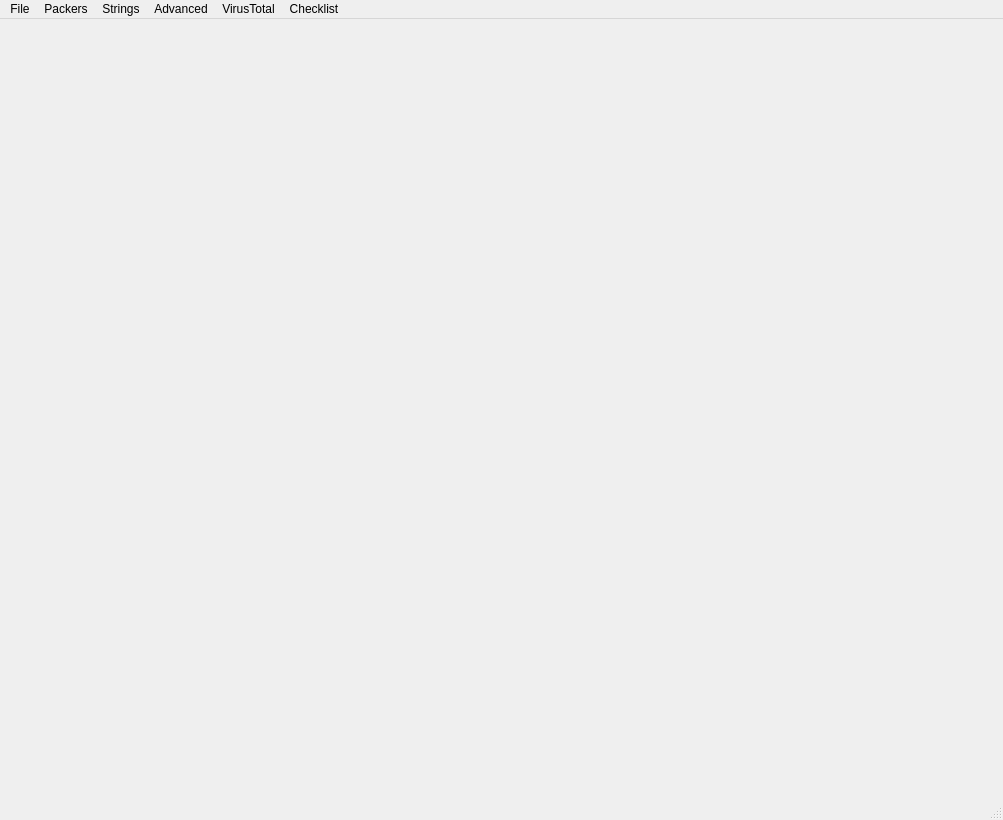
This is mainwindow.ui in briantobin256/Static-File-Analysis-Tool as Qt 5 draws it before an edit. The edited form follows.
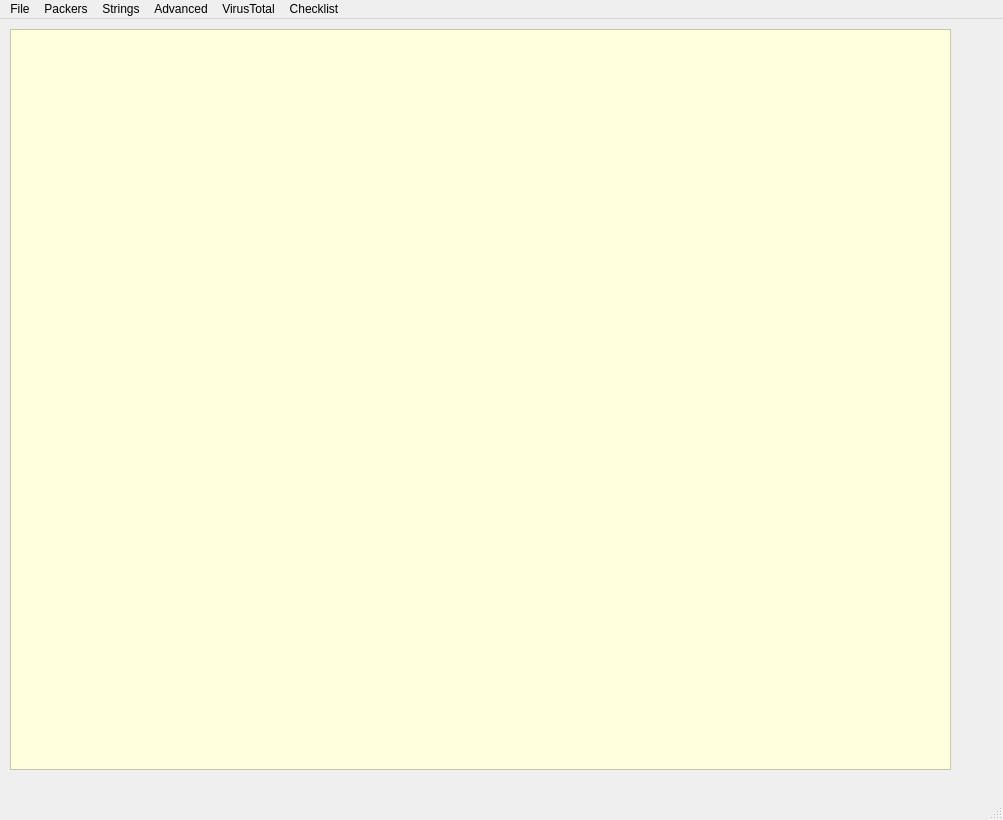
This is the edited form. The open tabs and pages were chosen to show the change.

What changed in the file:
```diff
--- a/mainwindow.ui
+++ b/mainwindow.ui
@@ -1035,7 +1035,31 @@
       </property>
      </widget>
     </widget>
-    <widget class="QWidget" name="page_5_Entropy"/>
+    <widget class="QWidget" name="page_5_Entropy">
+     <widget class="QScrollArea" name="scrollArea">
+      <property name="geometry">
+       <rect>
+        <x>10</x>
+        <y>20</y>
+        <width>941</width>
+        <height>741</height>
+       </rect>
+      </property>
+      <property name="widgetResizable">
+       <bool>true</bool>
+      </property>
+      <widget class="QWidget" name="scrollAreaWidgetContents">
+       <property name="geometry">
+        <rect>
+         <x>0</x>
+         <y>0</y>
+         <width>939</width>
+         <height>739</height>
+        </rect>
+       </property>
+      </widget>
+     </widget>
+    </widget>
     <widget class="QWidget" name="page_6_Checklist">
      <widget class="QLabel" name="checklistFileNameLabel">
       <property name="geometry">
```
Left out of the diff: 4 changed lines with no effect on the pictures.
